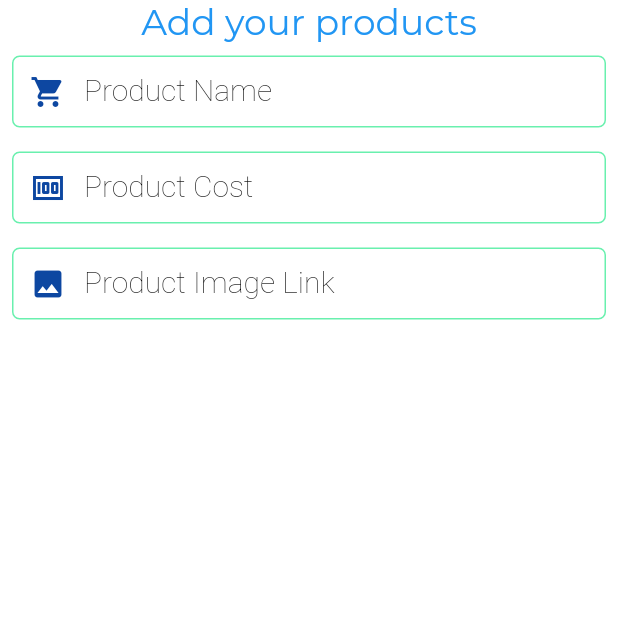
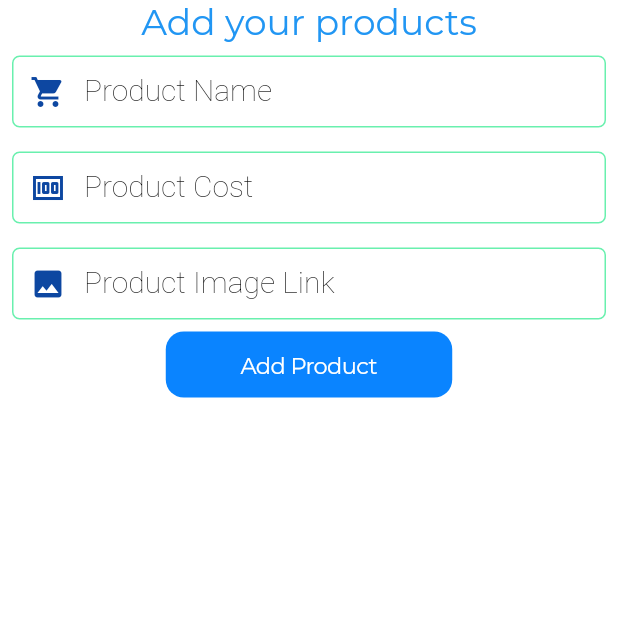
Before and after one commit to Soham041201/ShopIt, a Flutter app: the AddItems screen opened directly, on a phone screen of 412 x 824 dp, the top half of it. Run offline on Flutter 3.47's test engine with Material 2 defaults, Android fonts, the phone set to English and light mode, and no system bars; our stand-ins replace cloud_firestore, firebase_auth, firebase_core, flutter_spinkit, google_fonts, google_sign_in; accounts and stored records are empty.

Commit message:
product add

```diff
--- a/lib/Seller-Chinmayee/add_items.dart
+++ b/lib/Seller-Chinmayee/add_items.dart
@@ -1,4 +1,8 @@
+import 'package:cloud_firestore/cloud_firestore.dart';
+import 'package:firebase_auth/firebase_auth.dart';
+import 'package:flutter/cupertino.dart';
 import 'package:flutter/material.dart';
+import 'package:shop_it/Seller-Chinmayee/seller_home_page_body.dart';
 import 'package:shop_it/Style/text_field_decoration.dart';
 
 class AddItems extends StatefulWidget {
@@ -9,14 +13,19 @@ class AddItems extends StatefulWidget {
 }
 
 class _AddItemsState extends State<AddItems> {
-  String product_name = '';
+  final _fromKey = GlobalKey<FormState>();
+  final _firestore = FirebaseFirestore.instance;
+  String productName = '';
   String cost = '';
+  String imagelink = '';
   @override
   Widget build(BuildContext context) {
     return Scaffold(
       backgroundColor: Colors.white,
       body: Center(
         child: SafeArea(
+          child: Form(
+            key: _fromKey,
             child: Column(
               children: [
                 bodyTextstyle('Add your products', Colors.blue, 24),
@@ -31,7 +40,7 @@ class _AddItemsState extends State<AddItems> {
                     validator: (val) =>
                         val!.isEmpty ? 'Enter the name of your product' : null,
                     onChanged: (val) {
-                    setState(() => product_name = val);
+                      setState(() => productName = val);
                     },
                     decoration: InputDecoration(
                       prefixIcon: Icon(
@@ -73,7 +82,7 @@ class _AddItemsState extends State<AddItems> {
                     validator: (val) =>
                         val!.isEmpty ? 'Enter the cost of your product' : null,
                     onChanged: (val) {
-                    setState(() => cost= val);
+                      setState(() => cost = val);
                     },
                     decoration: InputDecoration(
                       prefixIcon: Icon(
@@ -102,20 +111,21 @@ class _AddItemsState extends State<AddItems> {
                       ),
                     ),
                   ),
+
                 ),
                 Padding(
                   padding: const EdgeInsets.all(8.0),
                   child: TextFormField(
-                  keyboardType: TextInputType.number,
+                    keyboardType: TextInputType.text,
                     textAlign: TextAlign.center,
                     style: TextStyle(
                         fontSize: 20.0,
                         fontWeight: FontWeight.w300,
                         color: Colors.black),
                     validator: (val) =>
-                      val!.isEmpty ? 'Enter the cost of your product' : null,
+                        val!.isEmpty ? 'Paste the link of your Image' : null,
                     onChanged: (val) {
-                    setState(() => cost= val);
+                      setState(() => imagelink = val);
                     },
                     decoration: InputDecoration(
                       prefixIcon: Icon(
@@ -145,7 +155,37 @@ class _AddItemsState extends State<AddItems> {
                     ),
                   ),
                 ),
+                CupertinoButton(
+                    padding: EdgeInsets.only(left: 50, right: 50),
+                    color: CupertinoColors.activeBlue,
+                    disabledColor: CupertinoColors.systemYellow,
+                    onPressed: () async {
+                      if (_fromKey.currentState!.validate()) {
+
+                        await _firestore.collection('Products').
+                        add(
+                          {
+                            'name': FirebaseAuth.instance.currentUser!.email,
+                            'productName': productName,
+                            'productCost':cost,
+                            'imagelink':imagelink,
+                          },
+                        );
+                        Navigator.push(
+                          context,
+                          MaterialPageRoute(
+                              builder: (context) => SellerHomePageBody()),
+                        );
+                      }
+                    },
+                    child: bodyTextstyle(
+                      'Add Product',
+                      Colors.white,
+                      15,
+                    ),
+                  ),
               ],
+            ),
           ),
         ),
       ),
```
Also changed, not shown: 3 other files. Lines whose indentation alone changed are shown as unchanged.
